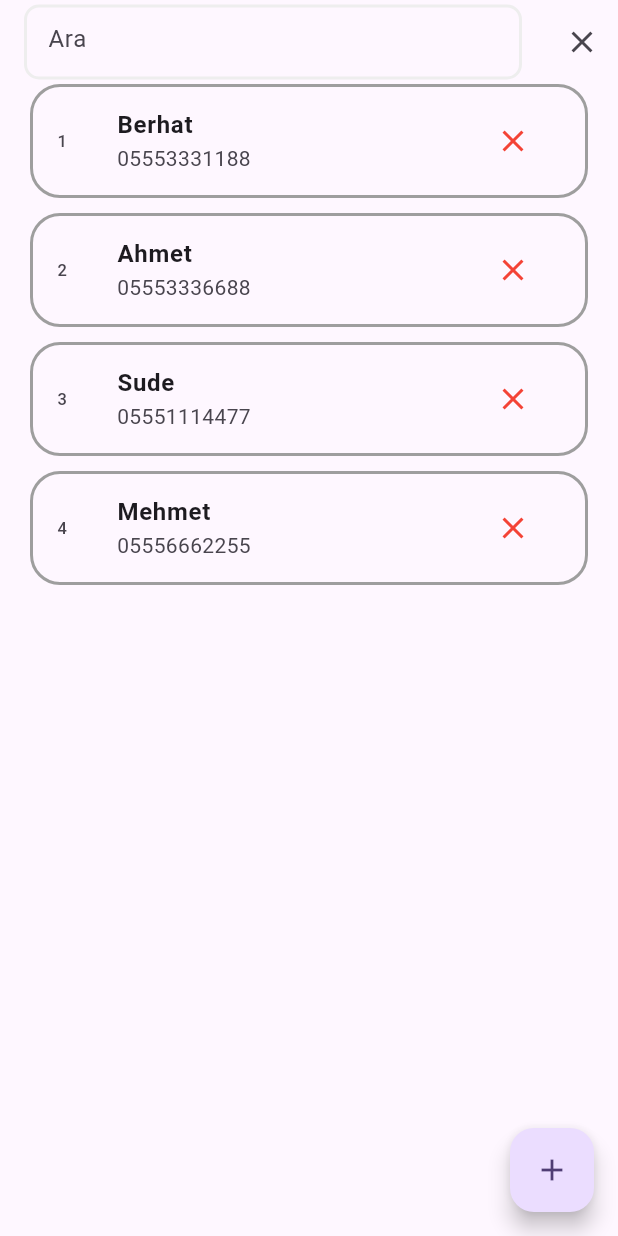
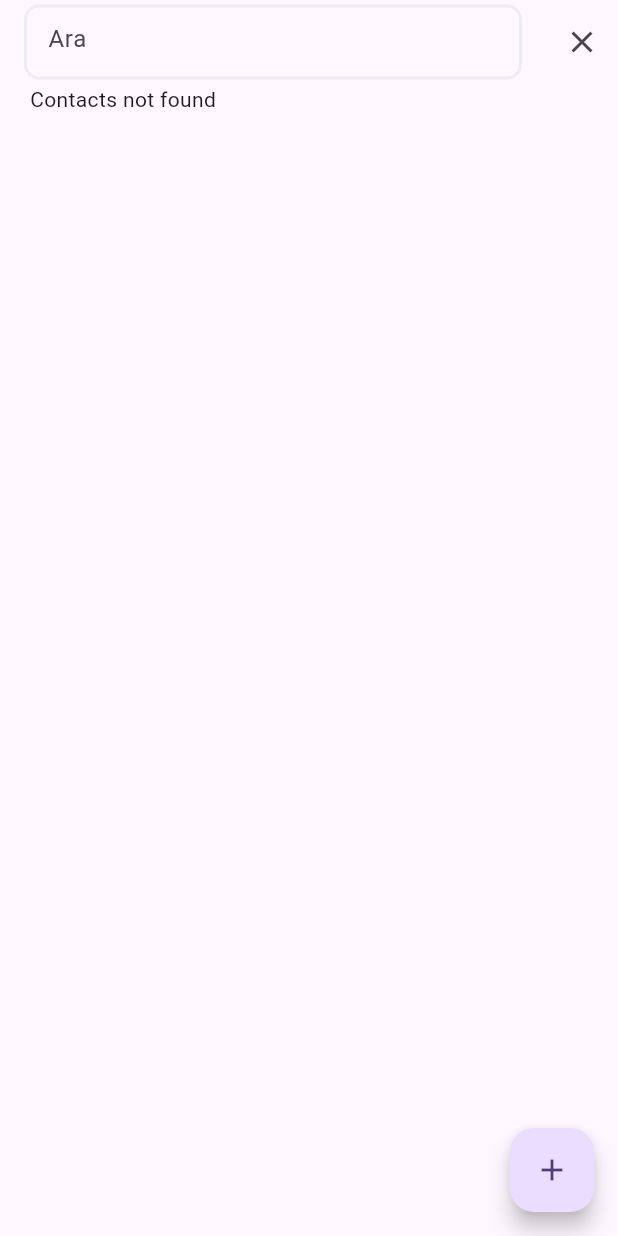
Before and after one commit to beratergnn/flutter_bootcamp2023_contact_app, a Flutter app: the screen it shows after launch, after a tap on the "search" icon, on a phone screen of 412 x 824 dp. Run offline on Flutter 3.47's test engine with Material 2 defaults, Android fonts, the phone set to English and light mode, and no system bars; our stand-ins replace flutter_bloc, sqflite; accounts and stored records are empty.

Commit message:
sqlite integrated into the project

```diff
--- a/lib/data/repo/contacts_dao_repo.dart
+++ b/lib/data/repo/contacts_dao_repo.dart
@@ -1,45 +1,76 @@
 import 'package:contact_bloc_pattern/data/entity/contacts.dart';
+import 'package:contact_bloc_pattern/sqlite/database_helper.dart';
 
 class BPD9ContactsDaoRepo {
   Future<void> save(String contactName, String contactNumber) async {
+    var db = await DatabaseHelper.databaseConnection();
+
+    var newContact = Map<String, dynamic>();
+    newContact['contact_name'] = contactName;
+    newContact['contact_no'] = contactNumber;
+    await db.insert('contacts', newContact);
+
     print('Registration Contact: $contactName - $contactNumber');
   }
 
   Future<void> update(
       int contactId, String contactName, String contactNumber) async {
+    var db = await DatabaseHelper.databaseConnection();
+
+    var updatedContact = Map<String, dynamic>();
+    updatedContact['contact_name'] = contactName;
+    updatedContact['contact_no'] = contactNumber;
+    // Güncelleme yaparken id ye göre yapacağımız için db.update kullanıp where ve whereArgs paramterelerinide yolluyoruz
+    // whereArgs güncellenecek kişinin id sini alıp where içine yerleştiriyor ve database e gönderiyor
+    await db.update('contacts', updatedContact,
+        where: 'contact_id = ?', whereArgs: [contactId]);
+
     print('Update Contact: $contactId $contactName - $contactNumber');
   }
 
-  Future<List<BPD9Contacts>> listContacts() async {
-    List<BPD9Contacts> contactList = [];
-    BPD9Contacts c1 = BPD9Contacts(
-        contactId: 1, contactName: 'Berhat', contactNumber: '05553331188');
-    BPD9Contacts c2 = BPD9Contacts(
-        contactId: 2, contactName: 'Ahmet', contactNumber: '05553336688');
-    BPD9Contacts c3 = BPD9Contacts(
-        contactId: 3, contactName: 'Sude', contactNumber: '05551114477');
-    BPD9Contacts c4 = BPD9Contacts(
-        contactId: 4, contactName: 'Mehmet', contactNumber: '05556662255');
-    contactList.add(c1);
-    contactList.add(c2);
-    contactList.add(c3);
-    contactList.add(c4);
-    return contactList;
+  Future<List<BPD9Contacts>> getContacts() async {
+    // Veritabanına bağlanmak için.
+    var db = await DatabaseHelper.databaseConnection();
+
+    // Veritabanında contacts tablosundaki sütunları map olarak çekmek için.
+    List<Map<String, dynamic>> maps =
+        await db.rawQuery('SELECT * FROM contacts');
+
+    // Gelen mapleri listeye çevirip ekrana haber vermek için.
+    // Neden listeye çeviriyoruz çünkü ekranda böyle görüntülüyoruz. Listeden okuma yapıyoruz.
+    return List.generate(maps.length, (index) {
+      var row = maps[index];
+      return BPD9Contacts(
+          contactId: row['contact_id'],
+          contactName: row['contact_name'],
+          contactNumber: row['contact_no']);
+    });
   }
 
   Future<List<BPD9Contacts>> search(String value) async {
-    List<BPD9Contacts> contactList = [];
-    BPD9Contacts c1 = BPD9Contacts(
-        contactId: 1, contactName: 'Berhat', contactNumber: '05553331188');
-    BPD9Contacts c2 = BPD9Contacts(
-        contactId: 2, contactName: 'Ahmet', contactNumber: '05553336688');
-    contactList.add(c1);
-    contactList.add(c2);
+    // Veritabanına bağlanmak için.
+    var db = await DatabaseHelper.databaseConnection();
 
-    return contactList;
+    // Veritabanında contacts tablosundaki sütunları map olarak çekmek için.
+    List<Map<String, dynamic>> maps = await db
+        .rawQuery("SELECT * FROM contacts WHERE contact_name LIKE '%$value%'");
+
+    // Gelen mapleri listeye çevirip ekrana haber vermek için.
+    // Neden listeye çeviriyoruz çünkü ekranda böyle görüntülüyoruz. Listeden okuma yapıyoruz.
+    return List.generate(maps.length, (index) {
+      var row = maps[index];
+      return BPD9Contacts(
+          contactId: row['contact_id'],
+          contactName: row['contact_name'],
+          contactNumber: row['contact_no']);
+    });
   }
 
   Future<void> delete(int contactId) async {
+    var db = await DatabaseHelper.databaseConnection();
+    await db
+        .delete('contacts', where: 'contact_id = ?', whereArgs: [contactId]);
+
     print('Deleted Contact Id :$contactId');
   }
 }
--- /dev/null
+++ b/lib/sqlite/database_helper.dart
@@ -0,0 +1,25 @@
+import 'dart:io';
+import 'package:flutter/services.dart';
+import 'package:path/path.dart';
+import 'package:sqflite/sqflite.dart';
+
+class DatabaseHelper {
+  static final String dbName = 'contacts.sqlite';
+
+  static Future<Database> databaseConnection() async {
+    String dbPath = join(await getDatabasesPath(), dbName);
+
+    if (await databaseExists(dbPath)) {
+      print('The database already exists, no need to copy it');
+    } else {
+      // İlk yüklemede çalışır ve sadece uygulama silinirse tekrar çalışır.
+      ByteData data = await rootBundle.load('database/$dbName');
+      List<int> bytes =
+          data.buffer.asInt8List(data.offsetInBytes, data.lengthInBytes);
+      await File(dbPath).writeAsBytes(bytes, flush: true);
+      print('Database copied');
+    }
+
+    return openDatabase(dbPath);
+  }
+}
--- a/lib/ui/cubit/main_page_cubit.dart
+++ b/lib/ui/cubit/main_page_cubit.dart
@@ -8,8 +8,8 @@ class MainPageCubit extends Cubit<List<BPD9Contacts>> {
   MainPageCubit() : super(<BPD9Contacts>[]);
 
   var kRepo = BPD9ContactsDaoRepo();
-  Future<void> listContacts() async {
-    var list = await kRepo.listContacts();
+  Future<void> getContacts() async {
+    var list = await kRepo.getContacts();
     emit(list);
   }
 
@@ -23,6 +23,6 @@ class MainPageCubit extends Cubit<List<BPD9Contacts>> {
     // sildikten sonra tekrar arayüzü güncellemek için
     // yazmak isek ileride veritabanına bağlayınca
     // silme işlemini yapar ama ekranda anlık göremeyiz
-    await listContacts();
+    await getContacts();
   }
 }
--- a/lib/ui/views/main_page.dart
+++ b/lib/ui/views/main_page.dart
@@ -18,7 +18,7 @@ class _BPD9ContactsMainPageState extends State<BPD9ContactsMainPage> {
   @override
   void initState() {
     super.initState();
-    context.read<MainPageCubit>().listContacts();
+    context.read<MainPageCubit>().getContacts();
   }
 
   @override
@@ -60,7 +60,7 @@ class _BPD9ContactsMainPageState extends State<BPD9ContactsMainPage> {
                     });
                     // Bunu koymaz isek arama yapıldıktan sonra ki kişiler listelenmeye devam eder
                     // arama işlemi bittikten sonra olan tüm kayıtların gelmesi için tekrar listeleme yapıyoruz.
-                    context.read<MainPageCubit>().listContacts();
+                    context.read<MainPageCubit>().getContacts();
                   },
                   icon: Icon(Icons.clear))
               : IconButton(
@@ -93,7 +93,7 @@ class _BPD9ContactsMainPageState extends State<BPD9ContactsMainPage> {
                                       ))).then((value) {
                             print(
                                 'You came back to Main Page from Detail Page');
-                            context.read<MainPageCubit>().listContacts();
+                            context.read<MainPageCubit>().getContacts();
                           });
                         },
                         leading: Text('${contact.contactId}'),
@@ -143,7 +143,7 @@ class _BPD9ContactsMainPageState extends State<BPD9ContactsMainPage> {
                   MaterialPageRoute(
                       builder: (context) => BPD9ContactsRegistrationPage()))
               .then((value) {
-            context.read<MainPageCubit>().listContacts();
+            context.read<MainPageCubit>().getContacts();
             print('You came back to Main Page from Registration Page');
           });
         },
```
Also changed, not shown: pubspec.yaml (+55 -48 lines), pubspec.lock, 2 other files.
